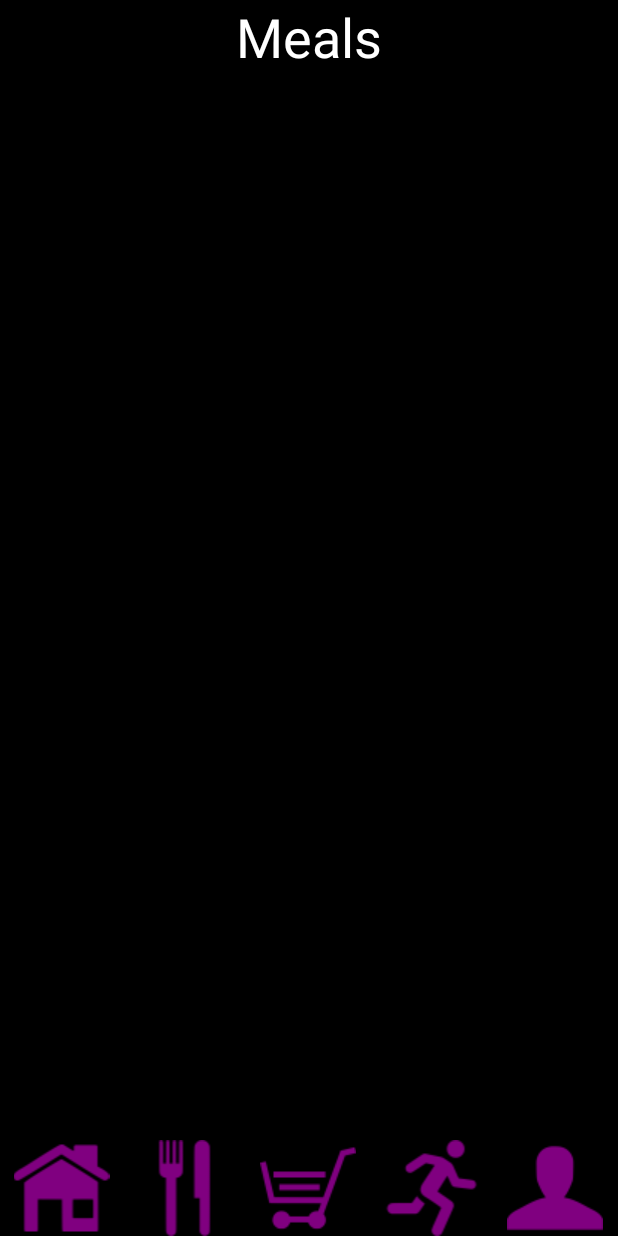
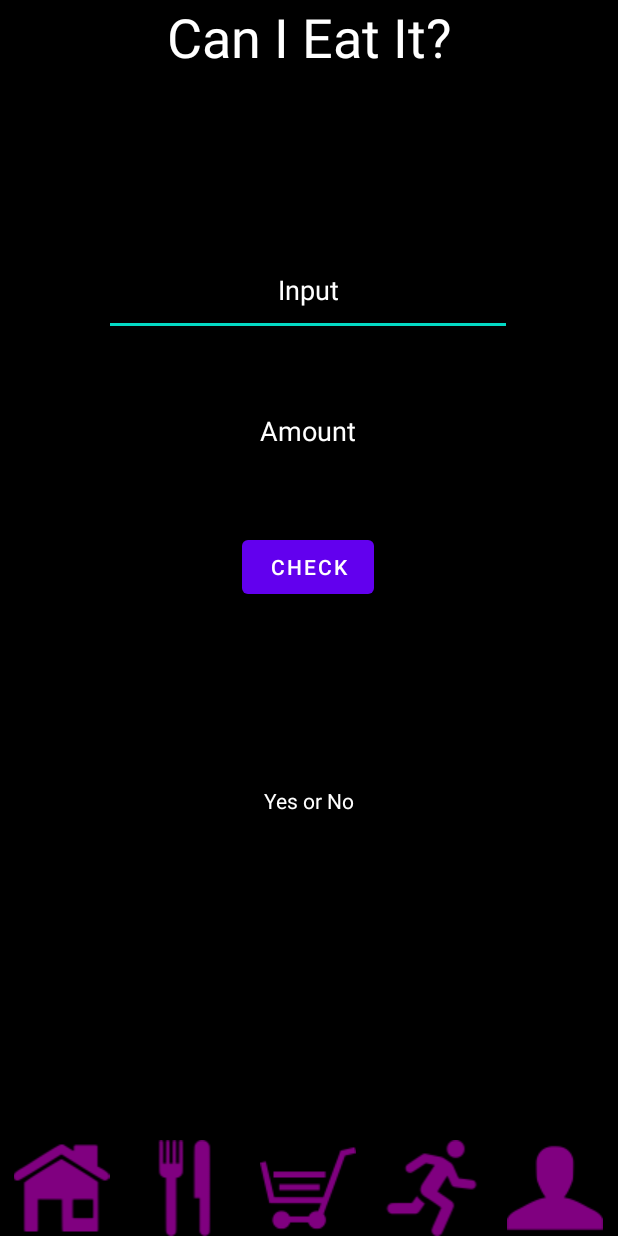
Before and after one commit to tilwe28/FitnessApp, an Android app: the Meals screen opened directly, with no data from a screen before it, on a phone screen of 412 x 824 dp. Run offline under Robolectric (Android 15) with nearby library versions, the phone set to English and light mode, and no system bars; Roboto replaces fonts that are not available here.

Commit message:
Meals activity 1

```diff
--- a/app/src/main/java/com/example/fitnessapp/Diary.java
+++ b/app/src/main/java/com/example/fitnessapp/Diary.java
@@ -136,7 +136,6 @@ public class Diary extends AppCompatActivity {
                 //motivation toast
                 DateFormat df = new SimpleDateFormat("h a");
                 String time = df.format(Calendar.getInstance().getTime());
-                Toast.makeText(Diary.this,time,Toast.LENGTH_SHORT).show();
                 Log.d("TIME",time);
                 Boolean early = true;
                 if(time.length() ==5)
--- a/app/src/main/res/layout/activity_meals.xml
+++ b/app/src/main/res/layout/activity_meals.xml
@@ -20,10 +20,67 @@
         android:id="@+id/id_meals_textView_heading"
         android:layout_width="wrap_content"
         android:layout_height="wrap_content"
-        android:text="Meals"
+        android:text="Can I Eat It?"
         android:textColor="#FFFFFF"
         android:textSize="36sp"
         app:layout_constraintEnd_toEndOf="parent"
         app:layout_constraintStart_toStartOf="parent"
         app:layout_constraintTop_toTopOf="parent" />
+
+    <EditText
+        android:id="@+id/id_meals_editText_input"
+        android:layout_width="272dp"
+        android:layout_height="61dp"
+        android:ems="10"
+        android:gravity="center"
+        android:inputType="textPersonName"
+        android:text="Input"
+        android:textColor="#FFFFFF"
+        app:layout_constraintBottom_toTopOf="@+id/navigationView"
+        app:layout_constraintEnd_toEndOf="parent"
+        app:layout_constraintHorizontal_bias="0.496"
+        app:layout_constraintStart_toStartOf="parent"
+        app:layout_constraintTop_toBottomOf="@+id/id_meals_textView_heading"
+        app:layout_constraintVertical_bias="0.175" />
+
+    <Button
+        android:id="@+id/id_meals_check"
+        android:layout_width="wrap_content"
+        android:layout_height="wrap_content"
+        android:text="CHECK"
+        app:layout_constraintBottom_toTopOf="@+id/navigationView"
+        app:layout_constraintEnd_toEndOf="@+id/id_meals_editText_input"
+        app:layout_constraintStart_toStartOf="@+id/id_meals_editText_input"
+        app:layout_constraintTop_toBottomOf="@+id/id_meals_editText_input"
+        app:layout_constraintVertical_bias="0.266" />
+
+    <TextView
+        android:id="@+id/id_meals_approve"
+        android:layout_width="191dp"
+        android:layout_height="40dp"
+        android:layout_marginTop="112dp"
+        android:text="Yes or No"
+        android:gravity="center"
+        android:textColor="#FFFFFF"
+        app:layout_constraintEnd_toEndOf="parent"
+        app:layout_constraintStart_toStartOf="parent"
+        app:layout_constraintTop_toBottomOf="@+id/id_meals_check" />
+
+    <EditText
+        android:id="@+id/meals_amount"
+        android:layout_width="wrap_content"
+        android:layout_height="wrap_content"
+        android:layout_marginBottom="30dp"
+        android:ems="10"
+        android:gravity="center"
+        android:inputType="textPersonName"
+        android:text="Amount"
+        android:textColor="#FFFFFF"
+        app:layout_constraintBottom_toTopOf="@+id/id_meals_check"
+        app:layout_constraintEnd_toEndOf="parent"
+        app:layout_constraintHorizontal_bias="0.497"
+        app:layout_constraintStart_toStartOf="parent"
+        app:layout_constraintTop_toBottomOf="@+id/id_meals_editText_input"
+        app:layout_constraintVertical_bias="0.742" />
+
 </androidx.constraintlayout.widget.ConstraintLayout>
```
Also changed, not shown: app/src/main/java/com/example/fitnessapp/Meals.java (+160 -32 lines).
